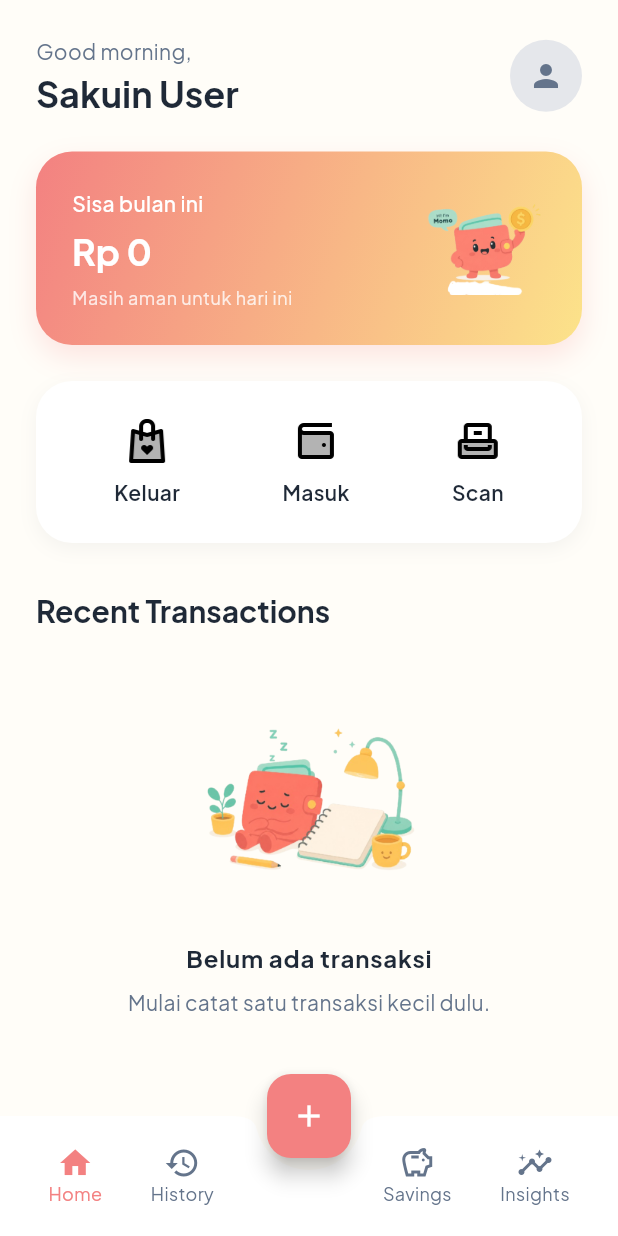
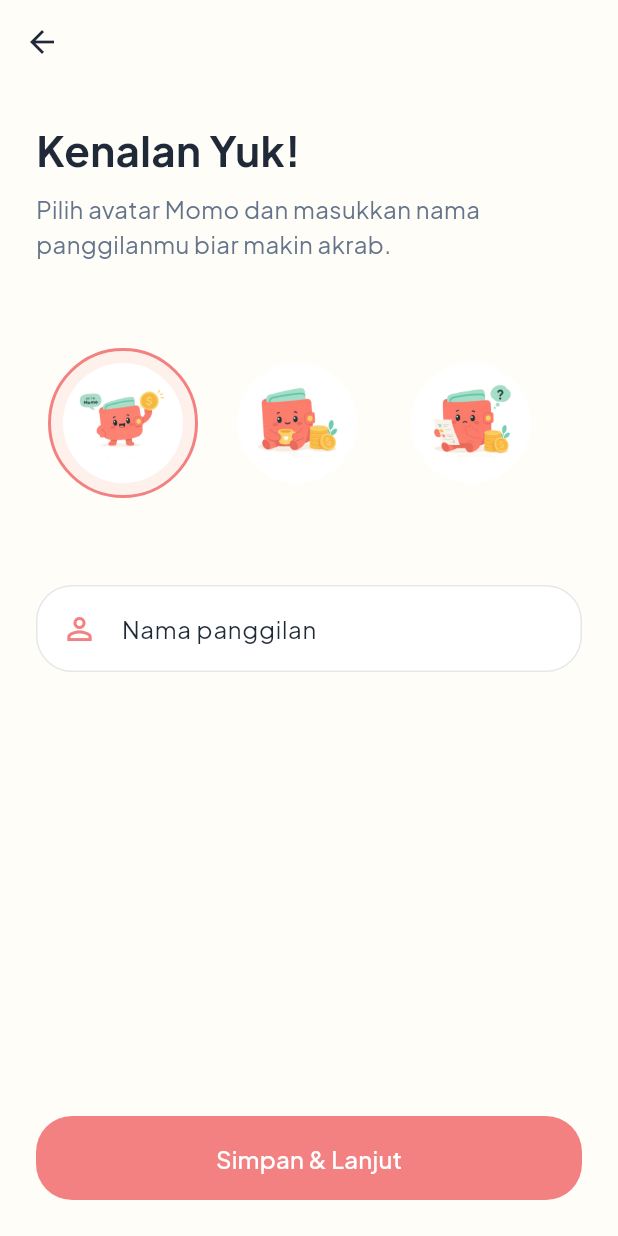
Before and after one commit to elfnc/sakuin, a Flutter app: the screen it shows after launch, after a tap on "Skip", on a phone screen of 412 x 824 dp. Run offline on Flutter 3.47's test engine with Material 3 defaults, Android fonts, the phone set to English and light mode, and no system bars; our stand-ins replace drift, flutter_riverpod, go_router, google_fonts, riverpod_annotation; accounts and stored records are empty; generated files the repository leaves out were written again.

Commit message:
Implement Phase 1.1: Onboarding Profile Setup

```diff
--- a/lib/core/router/app_router.dart
+++ b/lib/core/router/app_router.dart
@@ -2,6 +2,7 @@ import 'package:flutter/material.dart';
 import 'package:flutter_riverpod/flutter_riverpod.dart';
 import 'package:go_router/go_router.dart';
 import 'package:sakuin/features/onboarding/presentation/screens/onboarding_screen.dart';
+import 'package:sakuin/features/onboarding/presentation/screens/profile_setup_screen.dart';
 import 'package:sakuin/features/home/presentation/screens/home_screen.dart';
 import 'package:sakuin/features/navigation/presentation/screens/main_navigation_screen.dart';
 import 'package:sakuin/features/transaction/presentation/screens/history_screen.dart';
@@ -32,6 +33,10 @@ final routerProvider = Provider<GoRouter>((ref) {
       GoRoute(
         path: '/onboarding',
         builder: (context, state) => const OnboardingScreen(),
+      ),
+      GoRoute(
+        path: '/profile-setup',
+        builder: (context, state) => const ProfileSetupScreen(),
       ),
       ShellRoute(
         navigatorKey: _shellNavigatorKey,
--- a/lib/features/home/presentation/screens/home_screen.dart
+++ b/lib/features/home/presentation/screens/home_screen.dart
@@ -79,10 +79,23 @@ class HomeScreen extends ConsumerWidget {
             ),
           ],
         ),
-        const CircleAvatar(
-          radius: 24,
-          backgroundColor: AppColors.border,
-          child: Icon(Icons.person, color: AppColors.textSecondary),
+        userAsync.when(
+          data: (user) => CircleAvatar(
+            radius: 24,
+            backgroundColor: user.avatar != null ? Colors.transparent : AppColors.border,
+            child: user.avatar != null
+                ? Image.asset(user.avatar!, width: 48, height: 48)
+                : const Icon(Icons.person, color: AppColors.textSecondary),
+          ),
+          loading: () => const CircleAvatar(
+            radius: 24,
+            backgroundColor: AppColors.border,
+          ),
+          error: (err, stack) => const CircleAvatar(
+            radius: 24,
+            backgroundColor: AppColors.border,
+            child: Icon(Icons.person, color: AppColors.textSecondary),
+          ),
         ),
       ],
     );
--- a/lib/features/onboarding/presentation/screens/onboarding_screen.dart
+++ b/lib/features/onboarding/presentation/screens/onboarding_screen.dart
@@ -8,7 +8,6 @@ import 'package:sakuin/core/constants/app_assets.dart';
 import 'package:sakuin/features/onboarding/presentation/providers/onboarding_provider.dart';
 import 'package:google_fonts/google_fonts.dart';
 
-import 'package:sakuin/database/database_provider.dart';
 
 class OnboardingScreen extends ConsumerStatefulWidget {
   const OnboardingScreen({super.key});
@@ -54,15 +53,8 @@ class _OnboardingScreenState extends ConsumerState<OnboardingScreen> {
   }
 
   Future<void> _onSkipOrComplete() async {
-    final db = ref.read(databaseProvider);
-    final settings = await db.select(db.appSettings).getSingleOrNull();
-    if (settings != null) {
-      await db.update(db.appSettings).replace(
-        settings.copyWith(isOnboardingCompleted: true),
-      );
-    }
     if (mounted) {
-      context.go('/home');
+      context.go('/profile-setup');
     }
   }
 
--- /dev/null
+++ b/lib/features/onboarding/presentation/screens/profile_setup_screen.dart
@@ -0,0 +1,203 @@
+import 'package:flutter/material.dart';
+import 'package:flutter_riverpod/flutter_riverpod.dart';
+import 'package:go_router/go_router.dart';
+import 'package:google_fonts/google_fonts.dart';
+import 'package:sakuin/core/constants/app_colors.dart';
+import 'package:sakuin/core/constants/app_radius.dart';
+import 'package:sakuin/core/constants/app_spacing.dart';
+import 'package:sakuin/core/constants/app_assets.dart';
+import 'package:sakuin/database/database_provider.dart';
+import 'package:sakuin/database/app_database.dart';
+import 'package:drift/drift.dart' as drift;
+
+class ProfileSetupScreen extends ConsumerStatefulWidget {
+  const ProfileSetupScreen({super.key});
+
+  @override
+  ConsumerState<ProfileSetupScreen> createState() => _ProfileSetupScreenState();
+}
+
+class _ProfileSetupScreenState extends ConsumerState<ProfileSetupScreen> {
+  final TextEditingController _nameController = TextEditingController();
+  String _selectedAvatar = AppAssets.momoHappy;
+  bool _isLoading = false;
+
+  final List<String> _avatars = [
+    AppAssets.momoHappy,
+    AppAssets.momoCalm,
+    AppAssets.momoThinking,
+    AppAssets.momoConcerned,
+    AppAssets.momoSuccess,
+  ];
+
+  @override
+  void dispose() {
+    _nameController.dispose();
+    super.dispose();
+  }
+
+  Future<void> _saveProfile() async {
+    final name = _nameController.text.trim();
+    if (name.isEmpty) {
+      ScaffoldMessenger.of(context).showSnackBar(
+        const SnackBar(content: Text('Nama tidak boleh kosong'), backgroundColor: AppColors.expense),
+      );
+      return;
+    }
+
+    setState(() => _isLoading = true);
+
+    try {
+      final db = ref.read(databaseProvider);
+
+      await db.transaction(() async {
+        // Update user 1
+        await (db.update(db.users)..where((u) => u.id.equals(1))).write(
+          UsersCompanion(
+            name: drift.Value(name),
+            avatar: drift.Value(_selectedAvatar),
+          ),
+        );
+
+        // Set onboarding completed
+        final settings = await db.select(db.appSettings).getSingleOrNull();
+        if (settings != null) {
+          await db.update(db.appSettings).replace(
+            settings.copyWith(isOnboardingCompleted: true),
+          );
+        }
+      });
+
+      if (mounted) {
+        context.go('/home');
+      }
+    } catch (e) {
+      if (mounted) {
+        ScaffoldMessenger.of(context).showSnackBar(
+          SnackBar(content: Text('Gagal menyimpan profil: $e'), backgroundColor: AppColors.expense),
+        );
+      }
+    } finally {
+      if (mounted) {
+        setState(() => _isLoading = false);
+      }
+    }
+  }
+
+  @override
+  Widget build(BuildContext context) {
+    return Scaffold(
+      backgroundColor: AppColors.background,
+      appBar: AppBar(
+        backgroundColor: Colors.transparent,
+        elevation: 0,
+        leading: IconButton(
+          icon: const Icon(Icons.arrow_back, color: AppColors.textPrimary),
+          onPressed: () => context.go('/onboarding'),
+        ),
+      ),
+      body: SafeArea(
+        child: Padding(
+          padding: const EdgeInsets.all(AppSpacing.s24),
+          child: Column(
+            crossAxisAlignment: CrossAxisAlignment.stretch,
+            children: [
+              Text(
+                'Kenalan Yuk!',
+                style: GoogleFonts.plusJakartaSans(
+                  fontSize: 28,
+                  fontWeight: FontWeight.bold,
+                  color: AppColors.textPrimary,
+                ),
+              ),
+              const SizedBox(height: AppSpacing.s8),
+              Text(
+                'Pilih avatar Momo dan masukkan nama panggilanmu biar makin akrab.',
+                style: GoogleFonts.plusJakartaSans(
+                  fontSize: 16,
+                  color: AppColors.textSecondary,
+                ),
+              ),
+              const SizedBox(height: AppSpacing.s48),
+
+              // Avatar Selection
+              Center(
+                child: SizedBox(
+                  height: 120,
+                  child: ListView.builder(
+                    scrollDirection: Axis.horizontal,
+                    itemCount: _avatars.length,
+                    itemBuilder: (context, index) {
+                      final avatar = _avatars[index];
+                      final isSelected = avatar == _selectedAvatar;
+
+                      return GestureDetector(
+                        onTap: () => setState(() => _selectedAvatar = avatar),
+                        child: AnimatedContainer(
+                          duration: const Duration(milliseconds: 200),
+                          margin: const EdgeInsets.symmetric(horizontal: AppSpacing.s8),
+                          padding: const EdgeInsets.all(AppSpacing.s8),
+                          decoration: BoxDecoration(
+                            shape: BoxShape.circle,
+                            color: isSelected ? AppColors.primary.withValues(alpha: 0.1) : Colors.transparent,
+                            border: isSelected
+                                ? Border.all(color: AppColors.primary, width: 2)
+                                : Border.all(color: Colors.transparent, width: 2),
+                          ),
+                          child: CircleAvatar(
+                            radius: 40,
+                            backgroundColor: AppColors.surface,
+                            child: Image.asset(avatar, width: 60, height: 60),
+                          ),
+                        ),
+                      );
+                    },
+                  ),
+                ),
+              ),
+
+              const SizedBox(height: AppSpacing.s48),
+
+              // Name Input
+              Container(
+                padding: const EdgeInsets.symmetric(horizontal: AppSpacing.s16, vertical: AppSpacing.s4),
+                decoration: BoxDecoration(
+                  color: AppColors.surface,
+                  borderRadius: BorderRadius.circular(AppRadius.large),
+                  border: Border.all(color: AppColors.border),
+                ),
+                child: TextField(
+                  controller: _nameController,
+                  decoration: const InputDecoration(
+                    border: InputBorder.none,
+                    hintText: 'Nama panggilan',
+                    icon: Icon(Icons.person_outline, color: AppColors.primary),
+                  ),
+                ),
+              ),
+
+              const Spacer(),
+
+              // Save Button
+              SizedBox(
+                width: double.infinity,
+                child: ElevatedButton(
+                  onPressed: _isLoading ? null : _saveProfile,
+                  style: ElevatedButton.styleFrom(
+                    padding: const EdgeInsets.symmetric(vertical: AppSpacing.s16),
+                    shape: RoundedRectangleBorder(
+                      borderRadius: BorderRadius.circular(AppRadius.large),
+                    ),
+                  ),
+                  child: _isLoading
+                      ? const SizedBox(width: 24, height: 24, child: CircularProgressIndicator(color: Colors.white, strokeWidth: 2))
+                      : Text('Simpan & Lanjut', style: Theme.of(context).textTheme.titleMedium?.copyWith(color: AppColors.surface)),
+                ),
+              ),
+            ],
+          ),
+        ),
+      ),
+    );
+  }
+}
```
